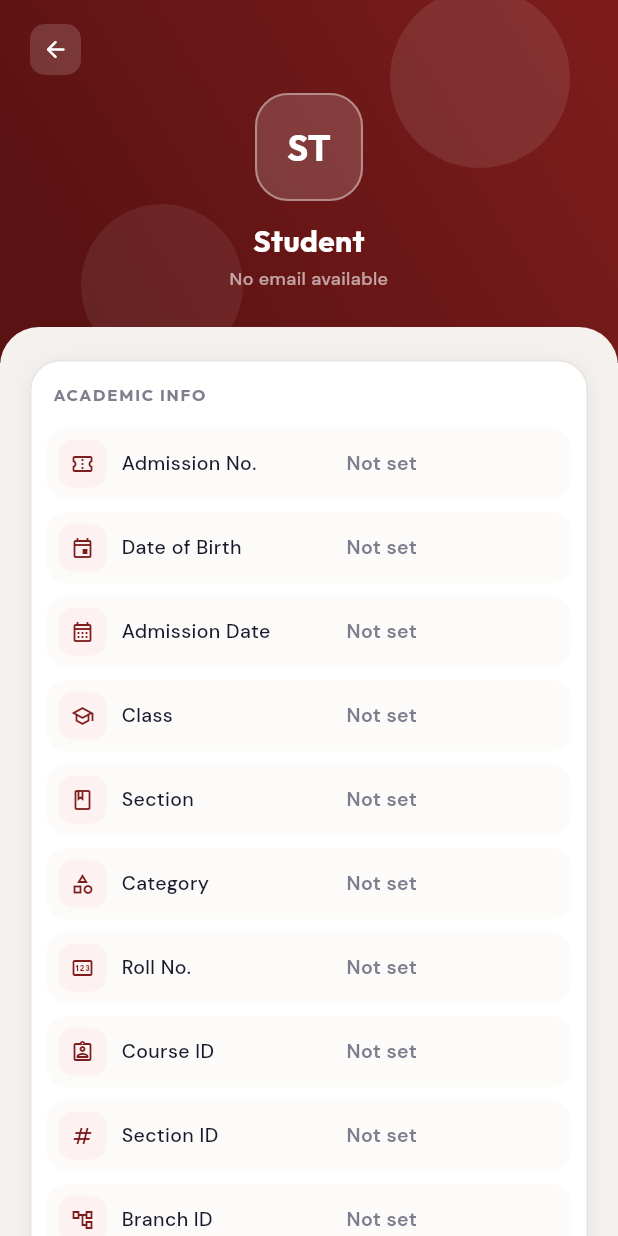
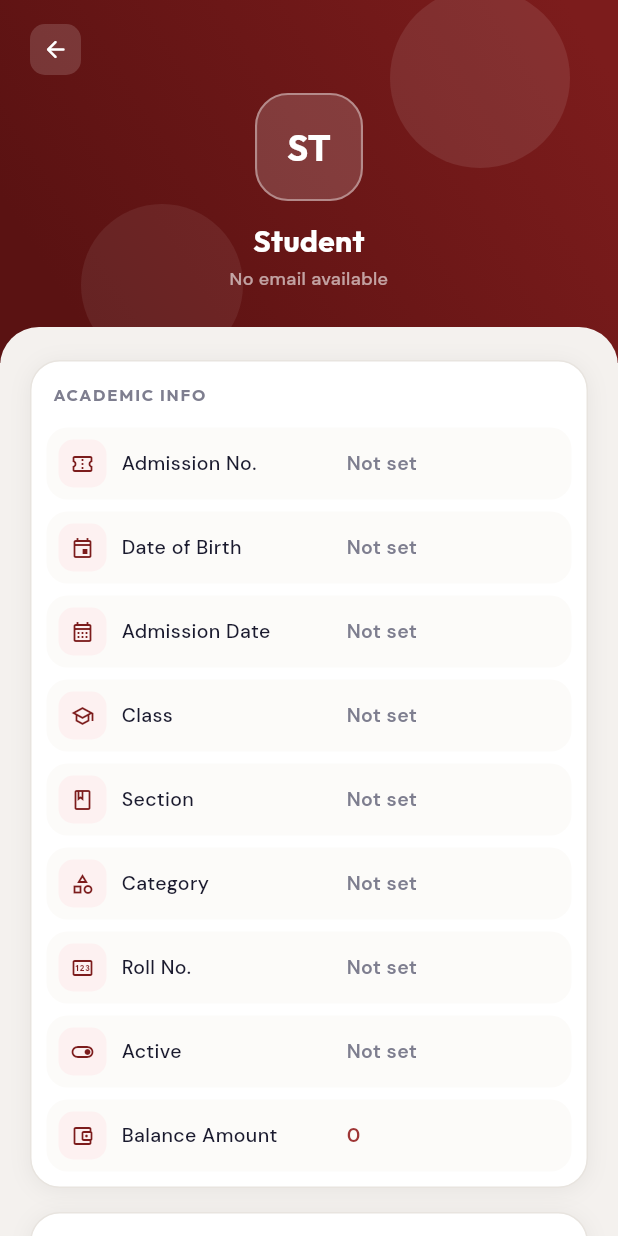
Before and after one commit to lakshita762/DAV-school-pad, a Flutter app: the ProfilePage screen opened directly with empty values, on a phone screen of 412 x 824 dp. Run offline on Flutter 3.47's test engine with Material 3 defaults, Android fonts, the phone set to English and light mode, and no system bars; our stand-ins replace dio, google_fonts, shared_preferences; missing offline and left inert: payu_checkoutpro_flutter; accounts and stored records are empty; network calls fail.

Commit message:
Fixing edits
Co-authored-by: Copilot <copilot@github.com>

```diff
--- a/lib/screen/login.dart
+++ b/lib/screen/login.dart
@@ -112,10 +112,11 @@ class _LoginState extends State<Login> with SingleTickerProviderStateMixin {
     _mainUrl = '';
     for (int i = 0; i < _urlItems.length; i++) {
       if (_codeController.text.trim() == _urlItems[i].code) {
-        _mainUrl = _urlItems[i].url;
+        _mainUrl = _urlItems[i].url.substring(0, _urlItems[i].url.length - 1);
         break;
       }
     }
+    print(_mainUrl);
 
     if (_mainUrl.isNotEmpty) {
       await _login();
--- a/lib/screen/profile_page.dart
+++ b/lib/screen/profile_page.dart
@@ -91,21 +91,21 @@ class ProfilePage extends StatelessWidget {
                             'Roll No.',
                             _displayValue(student.rollNo),
                           ),
-                          _InfoRowData(
-                            Icons.assignment_ind_outlined,
-                            'Course ID',
-                            _displayValueInt(student.courseId),
-                          ),
-                          _InfoRowData(
-                            Icons.numbers_outlined,
-                            'Section ID',
-                            _displayValueInt(student.secId),
-                          ),
-                          _InfoRowData(
-                            Icons.account_tree_outlined,
-                            'Branch ID',
-                            _displayValueInt(student.branchId),
-                          ),
+                          // _InfoRowData(
+                          //   Icons.assignment_ind_outlined,
+                          //   'Course ID',
+                          //   _displayValueInt(student.courseId),
+                          // ),
+                          // _InfoRowData(
+                          //   Icons.numbers_outlined,
+                          //   'Section ID',
+                          //   _displayValueInt(student.secId),
+                          // ),
+                          // _InfoRowData(
+                          //   Icons.account_tree_outlined,
+                          //   'Branch ID',
+                          //   _displayValueInt(student.branchId),
+                          // ),
                           _InfoRowData(
                             Icons.toggle_on_outlined,
                             'Active',
@@ -440,6 +440,7 @@ class _InfoRow extends StatelessWidget {
         color: const Color(0xFFFCFBF9),
       ),
       child: Row(
+        crossAxisAlignment: CrossAxisAlignment.center,
         children: <Widget>[
           Container(
             width: 32,
@@ -453,8 +454,11 @@ class _InfoRow extends StatelessWidget {
           ),
           const SizedBox(width: 10),
           Expanded(
+            flex: 5,
             child: Text(
               item.label,
+              maxLines: 2,
+              overflow: TextOverflow.ellipsis,
               style: GoogleFonts.dmSans(
                 color: _text,
                 fontSize: 13,
@@ -463,11 +467,12 @@ class _InfoRow extends StatelessWidget {
             ),
           ),
           const SizedBox(width: 8),
-          Flexible(
+          Expanded(
+            flex: 5,
             child: Text(
               item.value,
-              textAlign: TextAlign.right,
-              maxLines: 2,
+              textAlign: TextAlign.left,
+              maxLines: 3,
               overflow: TextOverflow.ellipsis,
               style: GoogleFonts.dmSans(
                 color: isNotSet ? _muted : _primarySoft,
--- a/pubspec.yaml
+++ b/pubspec.yaml
@@ -1,7 +1,7 @@
 name: school_konnect
 description: "A new Flutter project."
 publish_to: 'none'
-version: 1.0.0+4
+version: 1.0.0+5
 
 environment:
   sdk: ^3.8.0
```
